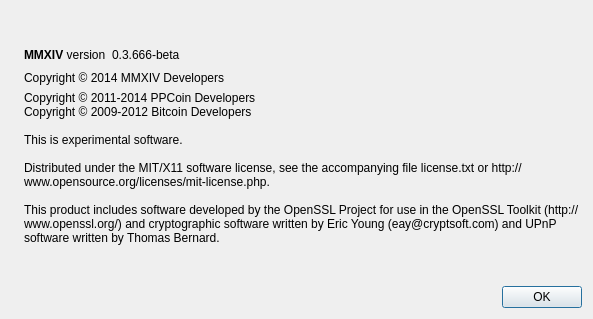
The window that src/qt/forms/aboutdialog.ui (C2MMXIV/MMXIV) describes before a commit, drawn with Qt 5.
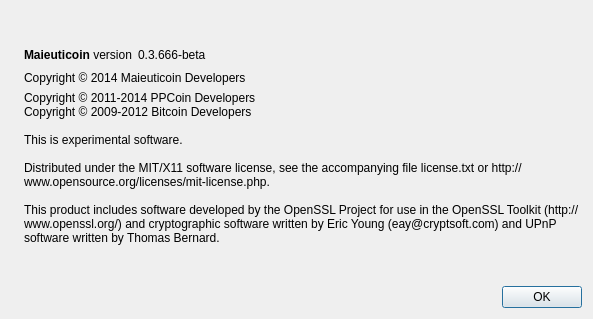
The same window after the commit. Icons and pictures are not drawn.

Commit message: Maieuticoin Conversion

```diff
--- a/src/qt/forms/aboutdialog.ui
+++ b/src/qt/forms/aboutdialog.ui
@@ -50,7 +50,7 @@
        <item>
         <widget class="QLabel" name="label">
          <property name="text">
-          <string>&lt;b&gt;MMXIV&lt;/b&gt; version</string>
+          <string>&lt;b&gt;Maieuticoin&lt;/b&gt; version</string>
          </property>
          <property name="textInteractionFlags">
           <set>Qt::LinksAccessibleByMouse|Qt::TextSelectableByKeyboard|Qt::TextSelectableByMouse</set>
@@ -88,7 +88,7 @@
      <item>
       <widget class="QLabel" name="label_MMXIV_copyright">
        <property name="text">
-        <string>Copyright © 2014 MMXIV Developers</string>
+        <string>Copyright © 2014 Maieuticoin Developers</string>
        </property>
        <property name="wordWrap">
         <bool>true</bool>
```
Left out of the diff: 4 changed lines with no effect on the pictures. The commit also changes 112 other files.
